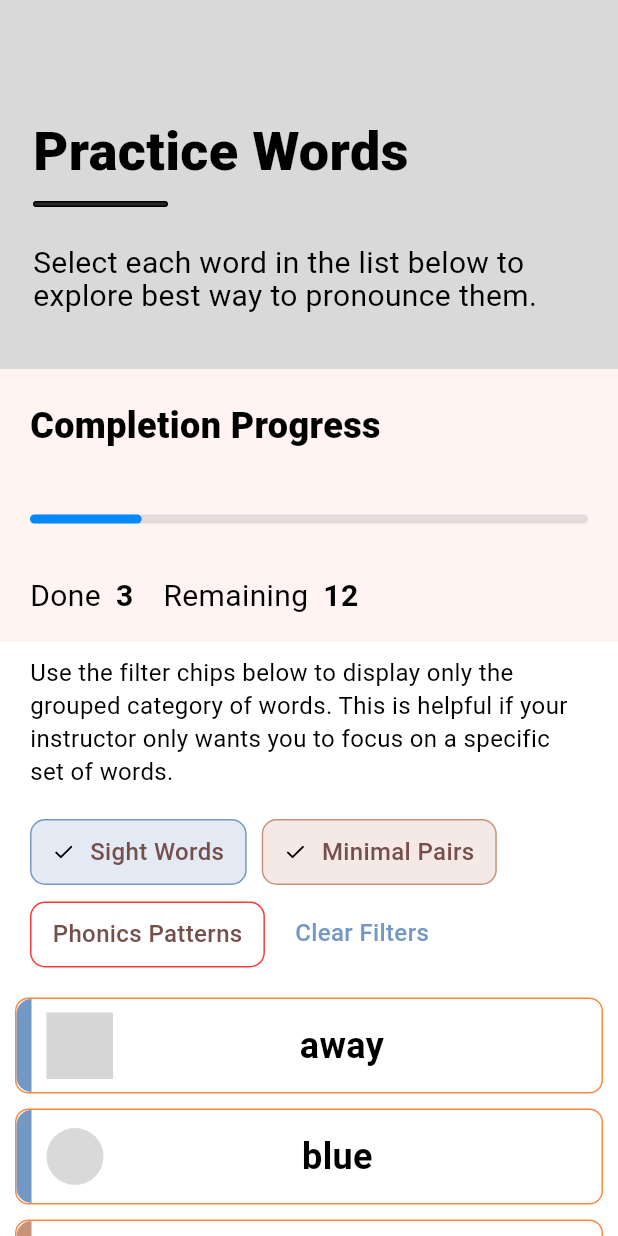
After one commit to ztraboo/readright, a Flutter app: the StudentWordDashboardPage screen opened by its route, on a phone screen of 412 x 824 dp. The commit adds this screen. Run offline on Flutter 3.47's test engine with Material 3 defaults, Android fonts, the phone set to English and light mode, and no system bars; our stand-ins replace flutter_otp_text_field, flutter_svg; Roboto replaces fonts that are missing (SF Compact Display, SF Pro, SF Pro Display); project files that could hold a hidden picture were left out; grey boxes are pictures that could not be loaded.

Commit message:
feat: Add in `Student Word Dashboard` page.
Allows the user to filter the words by their categories and see a completion progress of words remaining.

```diff
--- a/lib/main.dart
+++ b/lib/main.dart
@@ -5,6 +5,7 @@ import 'screens/landing_screen.dart';
 import 'screens/reader_selection_screen.dart';
 import 'screens/student/student_login_screen.dart';
 import 'screens/student/student_passcode_verification_screen.dart';
+import 'screens/student/student_word_dashboard_screen.dart';
 import 'screens/teacher/login/teacher_login_screen.dart';
 import 'screens/teacher/login/teacher_register_screen.dart';
 import 'screens/teacher/login/teacher_password_reset_screen.dart';
@@ -34,6 +35,7 @@ class MyApp extends StatelessWidget {
         '/reader-selection': (context) => const ReaderSelectionPage(),
         '/student-login': (context) => const StudentLoginPage(),
         '/student-passcode-verification': (context) => const StudentPasscodeVerificationPage(),
+        '/student-word-dashboard': (context) => const StudentWordDashboardPage(),
         '/teacher-login': (context) => const TeacherLoginPage(),
         '/teacher-register': (context) => const TeacherRegisterPage(),
         '/teacher-password-reset': (context) => const TeacherPasswordResetPage(),
--- a/lib/screens/student/student_passcode_verification_screen.dart
+++ b/lib/screens/student/student_passcode_verification_screen.dart
@@ -17,7 +17,7 @@ class _StudentPasscodeVerificationPageState
     extends State<StudentPasscodeVerificationPage> {
   String _passcode = '';
 
-  void _handleNext() {
+  Future<void> _handleNext() async {
     if (_passcode.isEmpty || _passcode.length < 6) {
       ScaffoldMessenger.of(context).showSnackBar(
         const SnackBar(
@@ -31,6 +31,17 @@ class _StudentPasscodeVerificationPageState
       SnackBar(
         content: Text('Verifying passcode: $_passcode'),
       ),
+    );
+
+    await Future.delayed(const Duration(seconds: 2));
+    if (!mounted) return;
+
+    // Navigate to the passcode verification screen and remove all previous routes
+    // to prevent going back to the login screen.
+    Navigator.pushNamedAndRemoveUntil(
+      context,
+      '/student-word-dashboard',
+      (Route<dynamic> route) => false,
     );
   }
 
--- /dev/null
+++ b/lib/screens/student/student_word_dashboard_screen.dart
@@ -0,0 +1,368 @@
+import 'package:flutter/material.dart';
+import 'package:flutter_svg/flutter_svg.dart';
+
+import '../../utils/app_colors.dart';
+import '../../utils/app_styles.dart';
+
+class StudentWordDashboardPage extends StatefulWidget {
+  const StudentWordDashboardPage({super.key});
+
+  @override
+  State<StudentWordDashboardPage> createState() => _StudentWordDashboardPageState();
+}
+
+class _StudentWordDashboardPageState extends State<StudentWordDashboardPage> {
+  final Set<String> _selectedFilters = {'Sight Words', 'Minimal Pairs'};
+  final Set<String> _completedWords = {'away'};
+
+  void _toggleFilter(String filter) {
+    setState(() {
+      if (_selectedFilters.contains(filter)) {
+        _selectedFilters.remove(filter);
+      } else {
+        _selectedFilters.add(filter);
+      }
+    });
+  }
+
+  void _clearFilters() {
+    setState(() {
+      _selectedFilters.clear();
+    });
+  }
+
+  @override
+  Widget build(BuildContext context) {
+    return Scaffold(
+      backgroundColor: Colors.white,
+      body: SafeArea(
+        child: SingleChildScrollView(
+          child: Column(
+            children: [
+              _buildHeader(),
+              _buildCompletionProgress(),
+              _buildFilterInstructions(),
+              _buildFilterChips(),
+              _buildWordList(),
+            ],
+          ),
+        ),
+      ),
+    );
+  }
+
+  Widget _buildHeader() {
+    return Container(
+      width: double.infinity,
+      height: 246,
+      color: AppColors.bgPrimaryGray,
+      padding: const EdgeInsets.symmetric(horizontal: 22),
+      child: Column(
+        crossAxisAlignment: CrossAxisAlignment.start,
+        mainAxisAlignment: MainAxisAlignment.end,
+        children: [
+          const Text(
+            'Practice Words',
+            style: AppStyles.headerText
+          ),
+          const SizedBox(height: 22),
+          Container(
+            width: 90,
+            height: 4,
+            decoration: BoxDecoration(
+              color: const Color(0xFF292929),
+              borderRadius: BorderRadius.circular(5),
+              border: Border.all(color: Colors.black, width: 1),
+            ),
+          ),
+          const SizedBox(height: 26),
+          const SizedBox(
+            width: 349,
+            child: Text(
+              'Select each word in the list below to explore best way to pronounce them.',
+              style: AppStyles.subheaderText,
+            ),
+          ),
+          const SizedBox(height: 38),
+        ],
+      ),
+    );
+  }
+
+  Widget _buildCompletionProgress() {
+    const int done = 3;
+    const int total = 15;
+    final double progress = done / total;
+
+    return Container(
+      width: double.infinity,
+      padding: const EdgeInsets.all(20),
+      decoration: BoxDecoration(
+        color: const Color(0xFFFFC6C0).withOpacity(0.20),
+      ),
+      child: Column(
+        crossAxisAlignment: CrossAxisAlignment.start,
+        children: [
+          const Text(
+            'Completion Progress',
+            style: AppStyles.subsectionText,
+          ),
+          const SizedBox(height: 22),
+          _buildProgressBar(progress),
+          const SizedBox(height: 18),
+          Row(
+            children: [
+              Row(
+                children: [
+                  const Text(
+                    'Done',
+                    style: AppStyles.subheaderText,
+                  ),
+                  const SizedBox(width: 10),
+                  Text(
+                    '$done',
+                    style: AppStyles.subheaderText.copyWith(
+                      fontWeight: FontWeight.w600,
+                    ),
+                  ),
+                ],
+              ),
+              const SizedBox(width: 20),
+              Row(
+                children: [
+                  const Text(
+                    'Remaining',
+                    style: AppStyles.subheaderText,
+                  ),
+                  const SizedBox(width: 10),
+                  Text(
+                    '${total - done}',
+                    style: AppStyles.subheaderText.copyWith(
+                      fontWeight: FontWeight.w600,
+                    ),
+                  ),
+                ],
+              ),
+            ],
+          ),
+        ],
+      ),
+    );
+  }
+
+  Widget _buildProgressBar(double progress) {
+    return SizedBox(
+      height: 44,
+      child: Center(
+        child: Container(
+          width: double.infinity,
+          height: 6,
+          decoration: BoxDecoration(
+            color: const Color(0xFF787878).withOpacity(0.20),
+            borderRadius: BorderRadius.circular(3),
+          ),
+          child: Align(
+            alignment: Alignment.centerLeft,
+            child: FractionallySizedBox(
+              widthFactor: progress,
+              child: Container(
+                height: 6,
+                decoration: BoxDecoration(
+                  color: const Color(0xFF0088FF),
+                  borderRadius: BorderRadius.circular(3),
+                ),
+              ),
+            ),
+          ),
+        ),
+      ),
+    );
+  }
+
+  Widget _buildFilterInstructions() {
+    return Container(
+      width: double.infinity,
+      padding: const EdgeInsets.all(10),
+      child: const Padding(
+        padding: EdgeInsets.symmetric(horizontal: 10),
+        child: Text(
+          'Use the filter chips below to display only the grouped category of words. This is helpful if your instructor only wants you to focus on a specific set of words.',
+          style: TextStyle(
+            fontFamily: 'SF Compact Display',
+            fontSize: 16,
+            fontWeight: FontWeight.w400,
+            color: Colors.black,
+            height: 1.375,
+          ),
+        ),
+      ),
+    );
+  }
+
+  Widget _buildFilterChips() {
+    return Container(
+      width: double.infinity,
+      padding: const EdgeInsets.symmetric(horizontal: 20, vertical: 10),
+      child: Wrap(
+        spacing: 10,
+        runSpacing: 11,
+        children: [
+          _buildFilterChip(
+            'Sight Words',
+            const Color(0xFF7498C4),
+            const Color(0xFF754F4B),
+          ),
+          _buildFilterChip(
+            'Minimal Pairs',
+            const Color(0xFFC99379),
+            const Color(0xFF754F4B),
+          ),
+          _buildFilterChip(
+            'Phonics Patterns',
+            const Color(0xFFFF3939),
+            const Color(0xFF754F4B),
+            showCheck: false,
+          ),
+          _buildClearFiltersButton(),
+        ],
+      ),
+    );
+  }
+
+  Widget _buildFilterChip(String label, Color borderColor, Color textColor, {bool showCheck = true}) {
+    final bool isSelected = _selectedFilters.contains(label);
+
+    return GestureDetector(
+      onTap: () => _toggleFilter(label),
+      child: Container(
+        padding: const EdgeInsets.symmetric(horizontal: 14, vertical: 10),
+        decoration: BoxDecoration(
+          color: isSelected ? borderColor.withOpacity(0.20) : Colors.white,
+          borderRadius: BorderRadius.circular(10),
+          border: Border.all(color: borderColor, width: 1),
+        ),
+        child: Row(
+          mainAxisSize: MainAxisSize.min,
+          children: [
+            if (isSelected && showCheck) ...[
+              SvgPicture.asset(
+                'assets/icons/check-svgrepo-com.svg',
+                width: 15,
+                semanticsLabel: 'Checkmark',
+              ),
+              const SizedBox(width: 10),
+            ],
+            Text(
+              label,
+              style: AppStyles.chipText.copyWith(
+                color: textColor,
+              ),
+            ),
+          ],
+        ),
+      ),
+    );
+  }
+
+  Widget _buildClearFiltersButton() {
+    return GestureDetector(
+      onTap: _clearFilters,
+      child: Container(
+        padding: const EdgeInsets.all(10),
+        child: const Text(
+          'Clear Filters',
+          style: AppStyles.chipFilter,
+        ),
+      ),
+    );
+  }
+
+  Widget _buildWordList() {
+    final List<Map<String, dynamic>> words = [
+      {'word': 'away', 'category': 'Sight Words', 'color': Color(0xFF7498C4), 'completed': true},
+      {'word': 'blue', 'category': 'Sight Words', 'color': Color(0xFF7498C4), 'completed': false},
+      {'word': 'cat', 'category': 'Minimal Pairs', 'color': Color(0xFFC99379), 'completed': false},
+    ];
+
+    return Container(
+      width: double.infinity,
+      padding: const EdgeInsets.all(10),
+      child: Column(
+        children: words.map((wordData) => _buildWordItem(
+          wordData['word'] as String,
+          wordData['category'] as String,
+          wordData['color'] as Color,
+          wordData['completed'] as bool,
+        )).toList(),
+      ),
+    );
+  }
+
+  Widget _buildWordItem(String word, String category, Color categoryColor, bool completed) {
+    return Container(
+      margin: const EdgeInsets.only(bottom: 10),
+      height: 64,
+      decoration: BoxDecoration(
+        color: Colors.white,
+        borderRadius: BorderRadius.circular(9),
+        border: Border.all(color: const Color(0xFFF88843), width: 1),
+      ),
+      child: Row(
+        children: [
+          Container(
+            width: 10,
+            height: 64,
+            decoration: BoxDecoration(
+              color: categoryColor,
+              borderRadius: const BorderRadius.only(
+                topLeft: Radius.circular(10),
+                bottomLeft: Radius.circular(10),
+              ),
+            ),
+          ),
+          const SizedBox(width: 10),
+          _buildCheckIcon(completed),
+          Expanded(
+            child: Center(
+              child: Text(
+                word,
+                textAlign: TextAlign.center,
+                style: const TextStyle(
+                  fontFamily: 'SF Pro',
+                  fontSize: 24,
+                  fontWeight: FontWeight.w700,
+                  color: Colors.black,
+                  height: 0.92,
+                ),
+              ),
+            ),
+          ),
+          const SizedBox(width: 20),
+        ],
+      ),
+    );
+  }
+
+  Widget _buildCheckIcon(bool completed) {
+    if (completed) {
+      return SizedBox(
+        width: 44,
+        height: 44,
+        child: SvgPicture.asset(
+          'assets/icons/circle-check-filled-svgrepo-com.svg',
+          width: 15,
+          semanticsLabel: 'Checkmark',
+        ),
+      );
+    } else {
+      return Container(
+        width: 38,
+        height: 38,
+        decoration: const BoxDecoration(
+          shape: BoxShape.circle,
+          color: Color(0xFFD9D9D9),
+        ),
+      );
+    }
+  }
+}
--- a/lib/utils/app_styles.dart
+++ b/lib/utils/app_styles.dart
@@ -22,7 +22,7 @@ class AppStyles {
     height: 0.5,
   );
 
-  // General Text Styles
+  // Page Text Styles
   // ----------------------------------
 
   static const TextStyle headerText = TextStyle(
@@ -41,6 +41,14 @@ class AppStyles {
     height: 1.1,
   );
 
+  static const TextStyle subsectionText = TextStyle(
+    fontFamily: 'SF Pro',
+    fontSize: 24,
+    fontWeight: FontWeight.w800,
+    color: Colors.black,
+    height: 1.5,
+  );
+
   // Button Text Styles
   // ----------------------------------
   static const TextStyle buttonText = TextStyle(
@@ -49,6 +57,23 @@ class AppStyles {
     fontWeight: FontWeight.w600,
     letterSpacing: -0.23,
     color: Colors.white,
+  );
+
+  // Chip Text Styles
+  // ----------------------------------
+  static const TextStyle chipText = TextStyle(
+    fontFamily: 'SF Pro',
+    fontSize: 16,
+    fontWeight: FontWeight.w500,
+    height: 1.375,
+  );
+
+  static const TextStyle chipFilter = TextStyle(
+    fontFamily: 'SF Pro',
+    fontSize: 16,
+    fontWeight: FontWeight.w500,
+    color: Color(0xFF7498C4),
+    height: 1.375,
   );
 
   // TextField Text Styles
```
Also changed, not shown: assets/icons/check-svgrepo-com.svg (added), assets/icons/circle-check-filled-svgrepo-com.svg (added).
